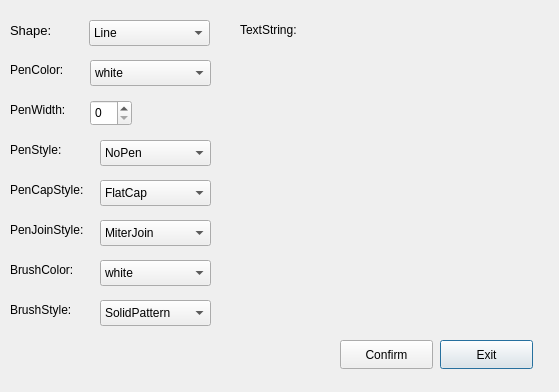
The window that add.ui (EsmarW/Cloud) describes before a commit, drawn with Qt 5.
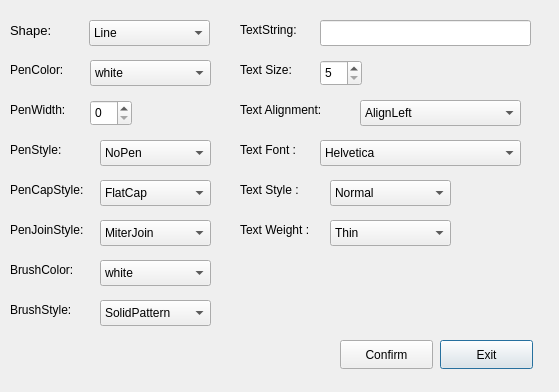
The same window after the commit.

What changed in the file:
```diff
--- a/add.ui
+++ b/add.ui
@@ -537,6 +537,290 @@
     </property>
    </item>
   </widget>
+  <widget class="QLineEdit" name="textString">
+   <property name="geometry">
+    <rect>
+     <x>320</x>
+     <y>20</y>
+     <width>211</width>
+     <height>26</height>
+    </rect>
+   </property>
+   <property name="text">
+    <string/>
+   </property>
+  </widget>
+  <widget class="QLabel" name="textSizeLabel">
+   <property name="geometry">
+    <rect>
+     <x>240</x>
+     <y>60</y>
+     <width>81</width>
+     <height>20</height>
+    </rect>
+   </property>
+   <property name="minimumSize">
+    <size>
+     <width>81</width>
+     <height>20</height>
+    </size>
+   </property>
+   <property name="font">
+    <font>
+     <pointsize>9</pointsize>
+    </font>
+   </property>
+   <property name="text">
+    <string>Text Size:</string>
+   </property>
+  </widget>
+  <widget class="QSpinBox" name="textSize">
+   <property name="geometry">
+    <rect>
+     <x>320</x>
+     <y>60</y>
+     <width>42</width>
+     <height>26</height>
+    </rect>
+   </property>
+   <property name="minimum">
+    <number>5</number>
+   </property>
+   <property name="maximum">
+    <number>100</number>
+   </property>
+  </widget>
+  <widget class="QLabel" name="textALabel">
+   <property name="geometry">
+    <rect>
+     <x>240</x>
+     <y>100</y>
+     <width>121</width>
+     <height>20</height>
+    </rect>
+   </property>
+   <property name="minimumSize">
+    <size>
+     <width>81</width>
+     <height>20</height>
+    </size>
+   </property>
+   <property name="font">
+    <font>
+     <pointsize>9</pointsize>
+    </font>
+   </property>
+   <property name="text">
+    <string>Text Alignment:</string>
+   </property>
+  </widget>
+  <widget class="QLabel" name="textFontLabel">
+   <property name="geometry">
+    <rect>
+     <x>240</x>
+     <y>140</y>
+     <width>81</width>
+     <height>20</height>
+    </rect>
+   </property>
+   <property name="minimumSize">
+    <size>
+     <width>81</width>
+     <height>20</height>
+    </size>
+   </property>
+   <property name="font">
+    <font>
+     <pointsize>9</pointsize>
+    </font>
+   </property>
+   <property name="text">
+    <string>Text Font :</string>
+   </property>
+  </widget>
+  <widget class="QLabel" name="textSLabel">
+   <property name="geometry">
+    <rect>
+     <x>240</x>
+     <y>180</y>
+     <width>121</width>
+     <height>20</height>
+    </rect>
+   </property>
+   <property name="minimumSize">
+    <size>
+     <width>81</width>
+     <height>20</height>
+    </size>
+   </property>
+   <property name="font">
+    <font>
+     <pointsize>9</pointsize>
+    </font>
+   </property>
+   <property name="text">
+    <string>Text Style :</string>
+   </property>
+  </widget>
+  <widget class="QLabel" name="textWLabel">
+   <property name="geometry">
+    <rect>
+     <x>240</x>
+     <y>220</y>
+     <width>121</width>
+     <height>20</height>
+    </rect>
+   </property>
+   <property name="minimumSize">
+    <size>
+     <width>81</width>
+     <height>20</height>
+    </size>
+   </property>
+   <property name="font">
+    <font>
+     <pointsize>9</pointsize>
+    </font>
+   </property>
+   <property name="text">
+    <string>Text Weight :</string>
+   </property>
+  </widget>
+  <widget class="QComboBox" name="textA">
+   <property name="geometry">
+    <rect>
+     <x>360</x>
+     <y>100</y>
+     <width>161</width>
+     <height>26</height>
+    </rect>
+   </property>
+   <item>
+    <property name="text">
+     <string>AlignLeft</string>
+    </property>
+   </item>
+   <item>
+    <property name="text">
+     <string>AlignRight</string>
+    </property>
+   </item>
+   <item>
+    <property name="text">
+     <string>AlignJustify</string>
+    </property>
+   </item>
+   <item>
+    <property name="text">
+     <string>AlignCenter</string>
+    </property>
+   </item>
+  </widget>
+  <widget class="QComboBox" name="textFont">
+   <property name="geometry">
+    <rect>
+     <x>320</x>
+     <y>140</y>
+     <width>201</width>
+     <height>26</height>
+    </rect>
+   </property>
+   <item>
+    <property name="text">
+     <string>Helvetica</string>
+    </property>
+   </item>
+   <item>
+    <property name="text">
+     <string>Impact</string>
+    </property>
+   </item>
+   <item>
+    <property name="text">
+     <string>Courier</string>
+    </property>
+   </item>
+   <item>
+    <property name="text">
+     <string>OldEnglish</string>
+    </property>
+   </item>
+   <item>
+    <property name="text">
+     <string>System</string>
+    </property>
+   </item>
+  </widget>
+  <widget class="QComboBox" name="textStyle">
+   <property name="geometry">
+    <rect>
+     <x>330</x>
+     <y>180</y>
+     <width>121</width>
+     <height>26</height>
+    </rect>
+   </property>
+   <item>
+    <property name="text">
+     <string>Normal</string>
+    </property>
+   </item>
+   <item>
+    <property name="text">
+     <string>Italic</string>
+    </property>
+   </item>
+   <item>
+    <property name="text">
+     <string>Oblique</string>
+    </property>
+   </item>
+  </widget>
+  <widget class="QComboBox" name="textWeight">
+   <property name="geometry">
+    <rect>
+     <x>330</x>
+     <y>220</y>
+     <width>121</width>
+     <height>26</height>
+    </rect>
+   </property>
+   <item>
+    <property name="text">
+     <string>Thin</string>
+    </property>
+   </item>
+   <item>
+    <property name="text">
+     <string>Light</string>
+    </property>
+   </item>
+   <item>
+    <property name="text">
+     <string>Normal</string>
+    </property>
+   </item>
+   <item>
+    <property name="text">
+     <string>Medium</string>
+    </property>
+   </item>
+   <item>
+    <property name="text">
+     <string>Bold</string>
+    </property>
+   </item>
+   <item>
+    <property name="text">
+     <string>ExtraBold</string>
+    </property>
+   </item>
+   <item>
+    <property name="text">
+     <string>Black</string>
+    </property>
+   </item>
+  </widget>
  </widget>
  <resources/>
  <connections/>
```
Left out of the diff: 2 changed lines with no effect on the pictures.
